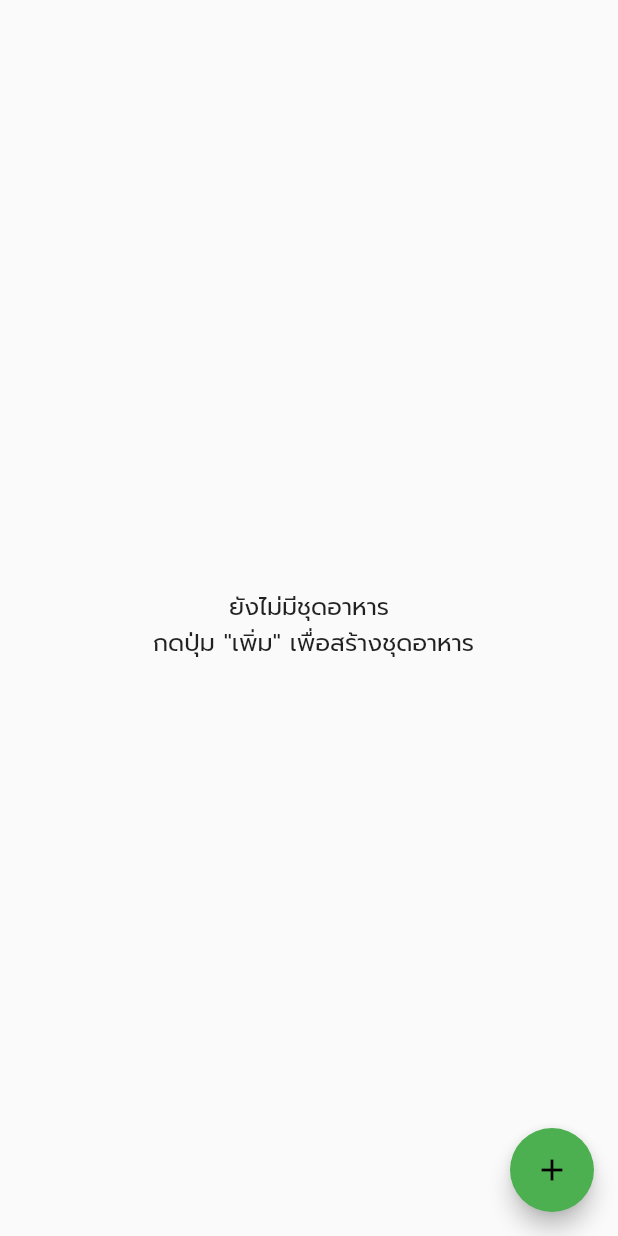
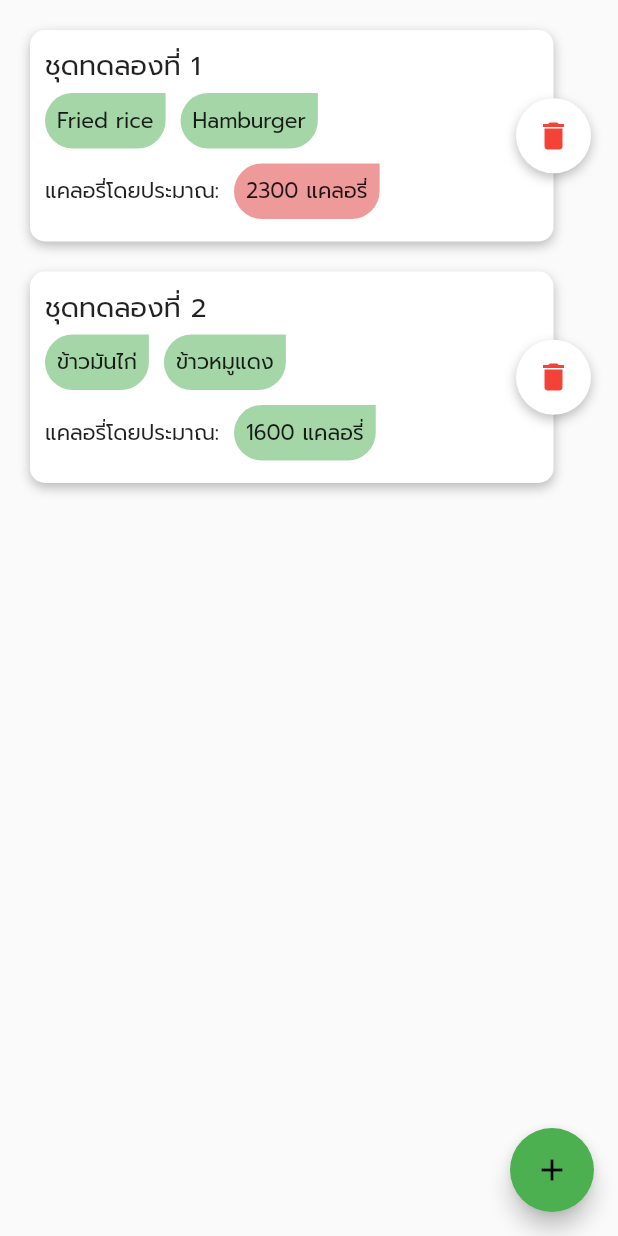
Before and after one commit to JerGun/Flutter-Mealset, a Flutter app: the ListScreen screen opened directly, on a phone screen of 412 x 824 dp. Run offline on Flutter 3.47's test engine with Material 2 defaults, Android fonts, the phone set to English and light mode, and no system bars; our stand-ins replace audioplayers, shared_preferences; accounts and stored records are empty.

Commit message:
Add comment

```diff
--- a/lib/screens/add_meal/add_meal_screen.dart
+++ b/lib/screens/add_meal/add_meal_screen.dart
@@ -45,6 +45,7 @@ class _AddMealScreenState extends State<AddMealScreen> {
     });
   }
 
+  // เรียกใช้ฟังก์ชันเมื่อเริ่มต้น
   @override
   void initState() {
     super.initState();
--- a/lib/screens/list/components/body.dart
+++ b/lib/screens/list/components/body.dart
@@ -19,16 +19,16 @@ class _BodyState extends State<Body> {
 
   List meals = [
     // ชุดข้อมูลเพื่อทดสอบ
-    // Meal(
-    //     title: 'ชุดทดลองที่ 1',
-    //     foods: ['Fried rice', 'Hamburger'],
-    //     calories: '2300',
-    //     tdee: 1500),
-    // Meal(
-    //     title: 'ชุดทดลองที่ 2',
-    //     foods: ['ข้าวมันไก่', 'ข้าวหมูแดง'],
-    //     calories: '1600',
-    //     tdee: 1500),
+    Meal(
+        title: 'ชุดทดลองที่ 1',
+        foods: ['Fried rice', 'Hamburger'],
+        calories: '2300',
+        tdee: 1500),
+    Meal(
+        title: 'ชุดทดลองที่ 2',
+        foods: ['ข้าวมันไก่', 'ข้าวหมูแดง'],
+        calories: '1600',
+        tdee: 1500),
   ];
 
   @override
@@ -58,6 +58,7 @@ class _BodyState extends State<Body> {
                       delete: () {
                         deleteListItem(index, meals[index].title);
                       },
+                      // เปลี่ยนสีตามเงื่อนไข ถ้าค่าสัมบูรณ์ของ TDEE - Calories ของอาหารที่สุ่มมาแล้วได้ ไม่เกิน 500
                       color: ((meals[index].tdee -
                                       double.parse(meals[index].calories))
                                   .abs() <=
```
